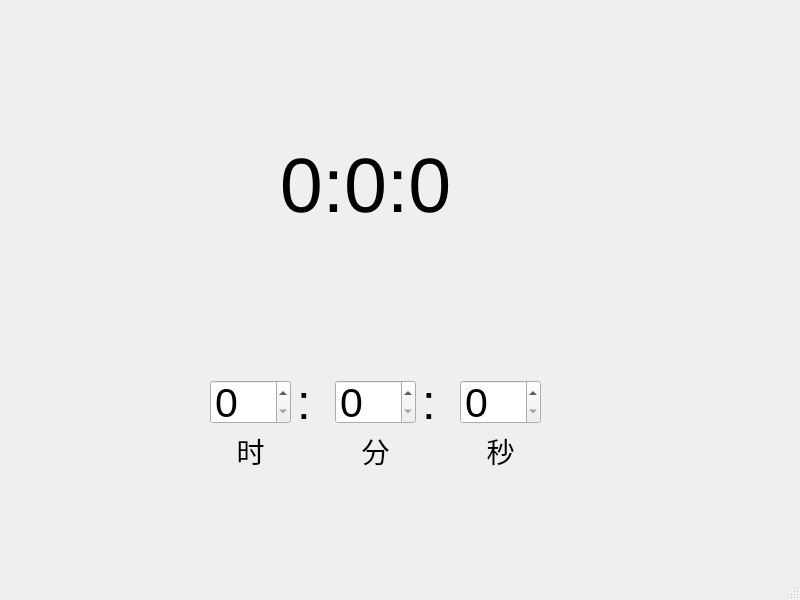
Above: 20191217/conunt_time.ui from penpen456/pyqt5_test before the change. Below: the same form after it.
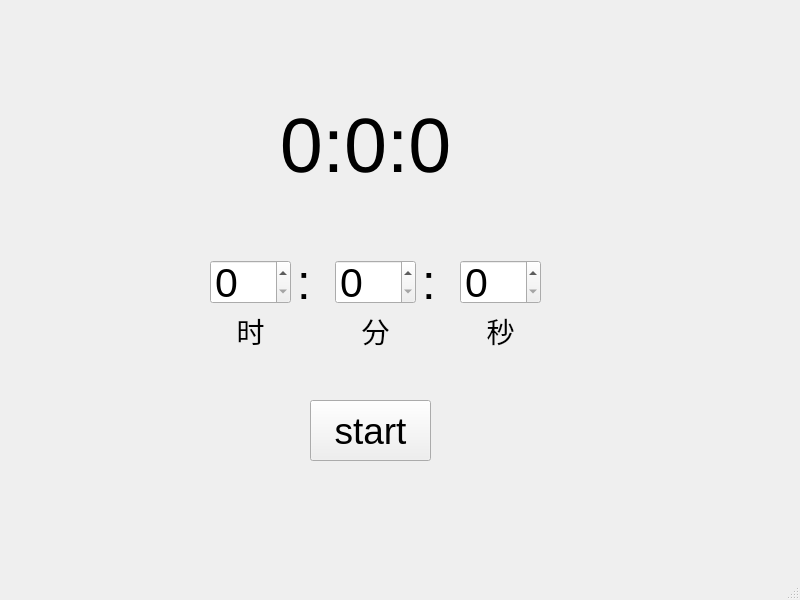
That is the form after the change.

Commit message: 计时器2_display界面

Patch:
```diff
--- a/20191217/conunt_time.ui
+++ b/20191217/conunt_time.ui
@@ -18,7 +18,7 @@
     <property name="geometry">
      <rect>
       <x>140</x>
-      <y>110</y>
+      <y>70</y>
       <width>451</width>
       <height>151</height>
      </rect>
@@ -35,11 +35,11 @@
      <set>Qt::AlignCenter</set>
     </property>
    </widget>
-   <widget class="QWidget" name="">
+   <widget class="QWidget" name="layoutWidget">
     <property name="geometry">
      <rect>
       <x>210</x>
-      <y>380</y>
+      <y>260</y>
       <width>331</width>
       <height>92</height>
      </rect>
@@ -143,6 +143,24 @@
      </item>
     </layout>
    </widget>
+   <widget class="QPushButton" name="pushButton_start">
+    <property name="geometry">
+     <rect>
+      <x>310</x>
+      <y>400</y>
+      <width>121</width>
+      <height>61</height>
+     </rect>
+    </property>
+    <property name="font">
+     <font>
+      <pointsize>28</pointsize>
+     </font>
+    </property>
+    <property name="text">
+     <string>start</string>
+    </property>
+   </widget>
   </widget>
   <widget class="QMenuBar" name="menubar">
    <property name="geometry">
```
Left out of the diff: 18 changed lines with no effect on the pictures. The commit also changes 6 other files.
